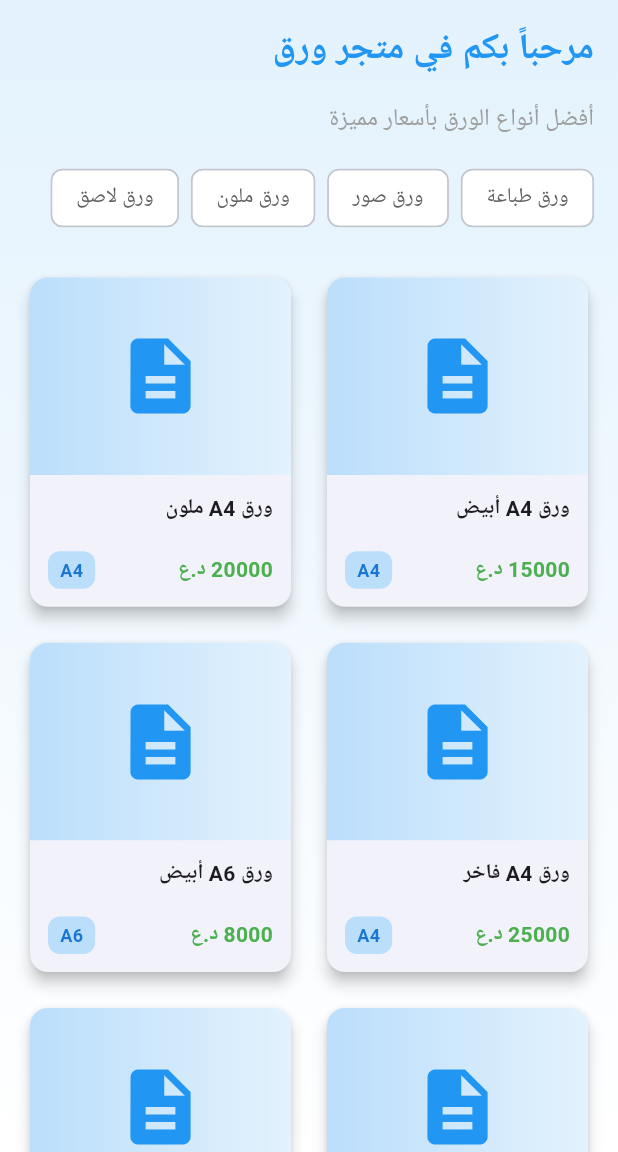
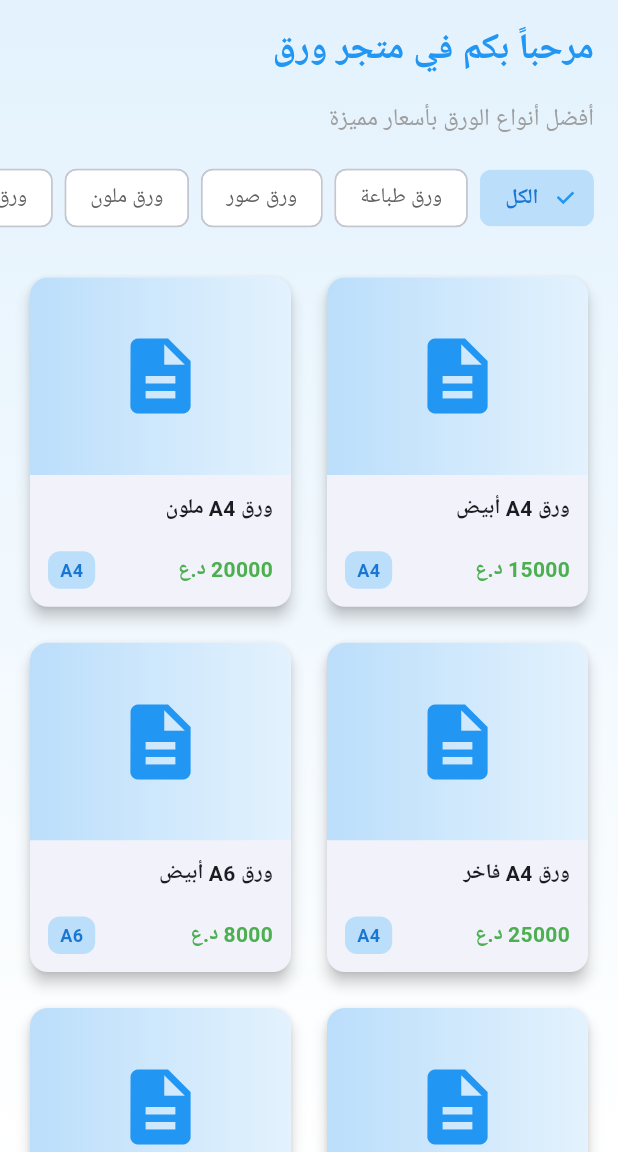
Before and after one commit to aalitariq44/paper, a Flutter app: the screen it shows after launch, on a phone screen of 412 x 824 dp, the part 84-1236 px from its top. Run offline on Flutter 3.47's test engine with Material 3 defaults, Android fonts, the phone set to English and light mode, and no system bars; our stand-ins replace google_fonts; Roboto replaces fonts that are missing (Cairo).

Commit message:
ارجع تصنيف الكل في الصفحة الرئيسية

```diff
--- a/lib/data/product_data.dart
+++ b/lib/data/product_data.dart
@@ -143,6 +143,7 @@ class ProductData {
   ];
 
   static List<String> get categories => [
+    'الكل',
     'ورق طباعة',
     'ورق صور',
     'ورق ملون',
```
